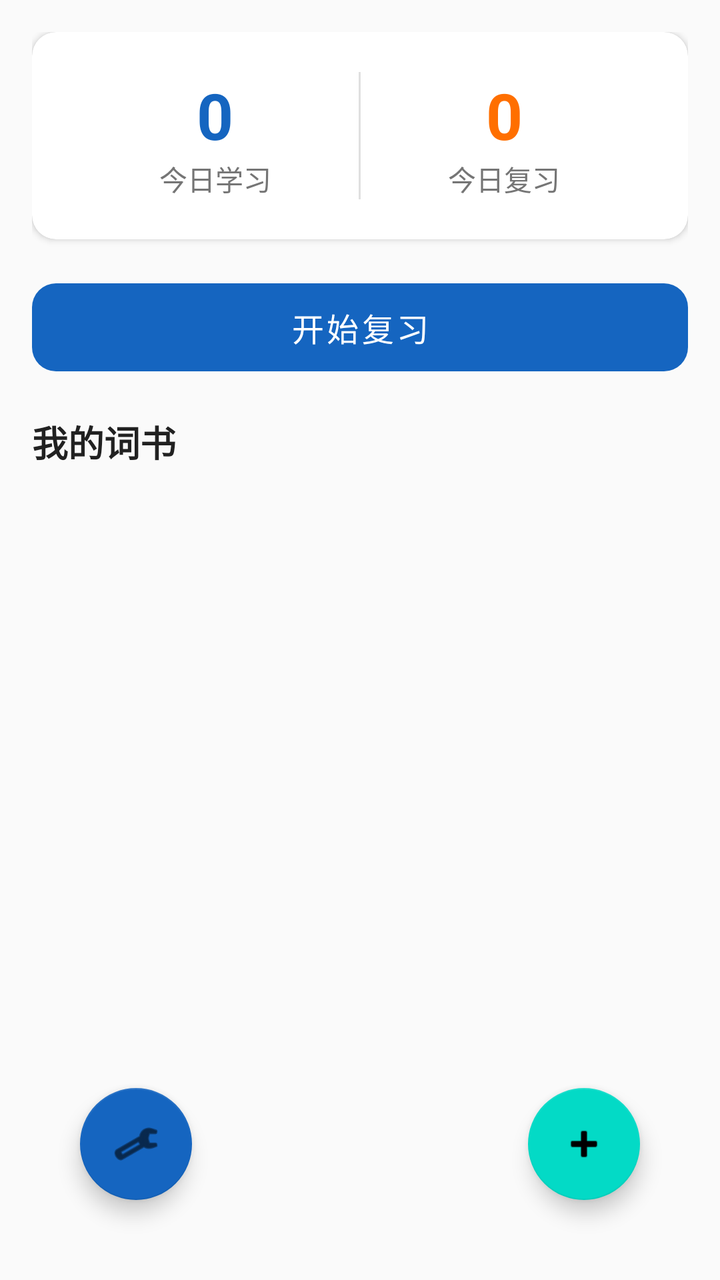
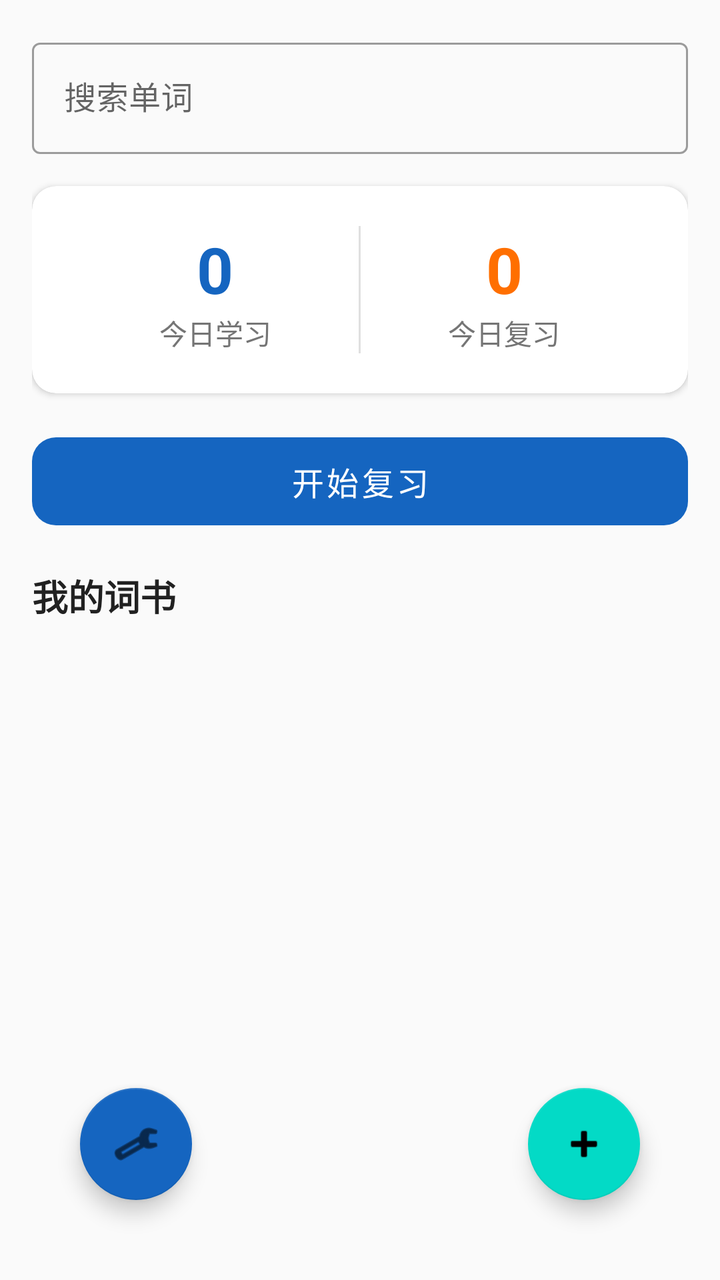

Two renders of the same Android screen: before a commit and after it. Below are the layout's source before the change and the commit's diff.
<!-- AndroidManifest.xml: application theme Theme.WordMaster -->
<!-- res/layout/activity_main.xml -->
<?xml version="1.0" encoding="utf-8"?>
<androidx.constraintlayout.widget.ConstraintLayout
    xmlns:android="http://schemas.android.com/apk/res/android"
    xmlns:app="http://schemas.android.com/apk/res-auto"
    android:layout_width="match_parent"
    android:layout_height="match_parent"
    android:background="@color/background"
    android:padding="16dp">

    
    <androidx.cardview.widget.CardView
        android:id="@+id/card_stats"
        android:layout_width="0dp"
        android:layout_height="wrap_content"
        app:cardCornerRadius="12dp"
        app:cardElevation="2dp"
        app:layout_constraintEnd_toEndOf="parent"
        app:layout_constraintStart_toStartOf="parent"
        app:layout_constraintTop_toTopOf="parent">

        <LinearLayout
            android:layout_width="match_parent"
            android:layout_height="wrap_content"
            android:orientation="horizontal"
            android:padding="20dp">

            <LinearLayout
                android:layout_width="0dp"
                android:layout_height="wrap_content"
                android:layout_weight="1"
                android:gravity="center"
                android:orientation="vertical">

                <TextView
                    android:id="@+id/tv_today_learn"
                    android:layout_width="wrap_content"
                    android:layout_height="wrap_content"
                    android:text="0"
                    android:textColor="@color/primary"
                    android:textSize="32sp"
                    android:textStyle="bold" />

                <TextView
                    android:layout_width="wrap_content"
                    android:layout_height="wrap_content"
                    android:text="@string/label_today_learn"
                    android:textColor="@color/text_secondary"
                    android:textSize="14sp" />
            </LinearLayout>

            <View
                android:layout_width="1dp"
                android:layout_height="match_parent"
                android:background="@color/divider" />

            <LinearLayout
                android:layout_width="0dp"
                android:layout_height="wrap_content"
                android:layout_weight="1"
                android:gravity="center"
                android:orientation="vertical">

                <TextView
                    android:id="@+id/tv_today_review"
                    android:layout_width="wrap_content"
                    android:layout_height="wrap_content"
                    android:text="0"
                    android:textColor="@color/accent"
                    android:textSize="32sp"
                    android:textStyle="bold" />

                <TextView
                    android:layout_width="wrap_content"
                    android:layout_height="wrap_content"
                    android:text="@string/label_today_review"
                    android:textColor="@color/text_secondary"
                    android:textSize="14sp" />
            </LinearLayout>
        </LinearLayout>
    </androidx.cardview.widget.CardView>

    
    <com.google.android.material.button.MaterialButton
        android:id="@+id/btn_review"
        android:layout_width="0dp"
        android:layout_height="56dp"
        android:layout_marginTop="16dp"
        android:text="@string/btn_start_review"
        android:textSize="16sp"
        app:cornerRadius="12dp"
        app:layout_constraintEnd_toEndOf="parent"
        app:layout_constraintStart_toStartOf="parent"
        app:layout_constraintTop_toBottomOf="@id/card_stats"
        style="@style/Widget.MaterialComponents.Button.UnelevatedButton" />

    
    <TextView
        android:id="@+id/tv_section_title"
        android:layout_width="wrap_content"
        android:layout_height="wrap_content"
        android:layout_marginTop="16dp"
        android:text="我的词书"
        android:textColor="@color/text_primary"
        android:textSize="18sp"
        android:textStyle="bold"
        app:layout_constraintStart_toStartOf="parent"
        app:layout_constraintTop_toBottomOf="@id/btn_review" />

    
    <androidx.recyclerview.widget.RecyclerView
        android:id="@+id/rv_books"
        android:layout_width="0dp"
        android:layout_height="0dp"
        android:layout_marginTop="8dp"
        app:layout_constraintBottom_toTopOf="@id/btn_new_book"
        app:layout_constraintEnd_toEndOf="parent"
        app:layout_constraintStart_toStartOf="parent"
        app:layout_constraintTop_toBottomOf="@id/tv_section_title" />

    
    <TextView
        android:id="@+id/tv_empty"
        android:layout_width="wrap_content"
        android:layout_height="wrap_content"
        android:text="@string/empty_book_list"
        android:textColor="@color/text_secondary"
        android:textSize="16sp"
        android:visibility="gone"
        app:layout_constraintBottom_toBottomOf="parent"
        app:layout_constraintEnd_toEndOf="parent"
        app:layout_constraintStart_toStartOf="parent"
        app:layout_constraintTop_toTopOf="parent" />

    
    <com.google.android.material.floatingactionbutton.FloatingActionButton
        android:id="@+id/btn_new_book"
        android:layout_width="wrap_content"
        android:layout_height="wrap_content"
        android:layout_margin="24dp"
        android:contentDescription="新建词书"
        android:src="@android:drawable/ic_input_add"
        app:layout_constraintBottom_toBottomOf="parent"
        app:layout_constraintEnd_toEndOf="parent" />

    
    <com.google.android.material.floatingactionbutton.FloatingActionButton
        android:id="@+id/btn_api_key"
        android:layout_width="wrap_content"
        android:layout_height="wrap_content"
        android:layout_margin="24dp"
        android:contentDescription="设置 API Key"
        android:src="@android:drawable/ic_menu_preferences"
        app:backgroundTint="@color/primary"
        app:layout_constraintBottom_toBottomOf="parent"
        app:layout_constraintStart_toStartOf="parent" />

</androidx.constraintlayout.widget.ConstraintLayout>
<!-- resources referenced by this layout -->
<resources>
  <color name="accent">#FF6F00</color>
  <color name="background">#FAFAFA</color>
  <color name="divider">#E0E0E0</color>
  <color name="primary">#1565C0</color>
  <color name="text_primary">#212121</color>
  <color name="text_secondary">#757575</color>
  <string name="btn_start_review">开始复习</string>
  <string name="empty_book_list">还没有词书，点击下方按钮新建</string>
  <string name="label_today_learn">今日学习</string>
  <string name="label_today_review">今日复习</string>
  <style name="Theme.WordMaster" parent="Theme.MaterialComponents.Light.NoActionBar">
          <item name="colorPrimary">@color/primary</item>
          <item name="colorPrimaryDark">@color/primary_dark</item>
          <item name="colorAccent">@color/accent</item>
          <item name="android:windowBackground">@color/background</item>
      </style>
  <color name="primary_dark">#0D47A1</color>
</resources>

<!-- the commit's change to res/layout/activity_main.xml (unified diff, before → after) -->
@@ -8,15 +8,36 @@
     android:padding="16dp">
 
     
+    <com.google.android.material.textfield.TextInputLayout
+        android:id="@+id/til_search"
+        android:layout_width="0dp"
+        android:layout_height="wrap_content"
+        android:hint="@string/hint_search"
+        app:layout_constraintEnd_toEndOf="parent"
+        app:layout_constraintStart_toStartOf="parent"
+        app:layout_constraintTop_toTopOf="parent"
+        style="@style/Widget.MaterialComponents.TextInputLayout.OutlinedBox">
+
+        <com.google.android.material.textfield.TextInputEditText
+            android:id="@+id/et_search"
+            android:layout_width="match_parent"
+            android:layout_height="wrap_content"
+            android:imeOptions="actionSearch"
+            android:inputType="text"
+            android:singleLine="true" />
+    </com.google.android.material.textfield.TextInputLayout>
+
+    
     <androidx.cardview.widget.CardView
         android:id="@+id/card_stats"
         android:layout_width="0dp"
         android:layout_height="wrap_content"
+        android:layout_marginTop="16dp"
         app:cardCornerRadius="12dp"
         app:cardElevation="2dp"
         app:layout_constraintEnd_toEndOf="parent"
         app:layout_constraintStart_toStartOf="parent"
-        app:layout_constraintTop_toTopOf="parent">
+        app:layout_constraintTop_toBottomOf="@id/til_search">
 
         <LinearLayout
             android:layout_width="match_parent"
@@ -132,6 +153,32 @@
         app:layout_constraintTop_toTopOf="parent" />
 
     
+    <androidx.recyclerview.widget.RecyclerView
+        android:id="@+id/rv_search_results"
+        android:layout_width="0dp"
+        android:layout_height="0dp"
+        android:layout_marginTop="12dp"
+        android:visibility="gone"
+        app:layout_constraintBottom_toBottomOf="parent"
+        app:layout_constraintEnd_toEndOf="parent"
+        app:layout_constraintStart_toStartOf="parent"
+        app:layout_constraintTop_toBottomOf="@id/til_search" />
+
+    
+    <TextView
+        android:id="@+id/tv_search_empty"
+        android:layout_width="wrap_content"
+        android:layout_height="wrap_content"
+        android:text="@string/search_empty"
+        android:textColor="@color/text_secondary"
+        android:textSize="16sp"
+        android:visibility="gone"
+        app:layout_constraintBottom_toBottomOf="parent"
+        app:layout_constraintEnd_toEndOf="parent"
+        app:layout_constraintStart_toStartOf="parent"
+        app:layout_constraintTop_toTopOf="parent" />
+
+    
     <com.google.android.material.floatingactionbutton.FloatingActionButton
         android:id="@+id/btn_new_book"
         android:layout_width="wrap_content"
<!-- resource entries referenced after the edit -->
@@ -8,8 +8,10 @@
   <color name="text_secondary">#757575</color>
   <string name="btn_start_review">开始复习</string>
   <string name="empty_book_list">还没有词书，点击下方按钮新建</string>
+  <string name="hint_search">搜索单词</string>
   <string name="label_today_learn">今日学习</string>
   <string name="label_today_review">今日复习</string>
+  <string name="search_empty">未找到相关单词</string>
   <style name="Theme.WordMaster" parent="Theme.MaterialComponents.Light.NoActionBar">
           <item name="colorPrimary">@color/primary</item>
           <item name="colorPrimaryDark">@color/primary_dark</item>
